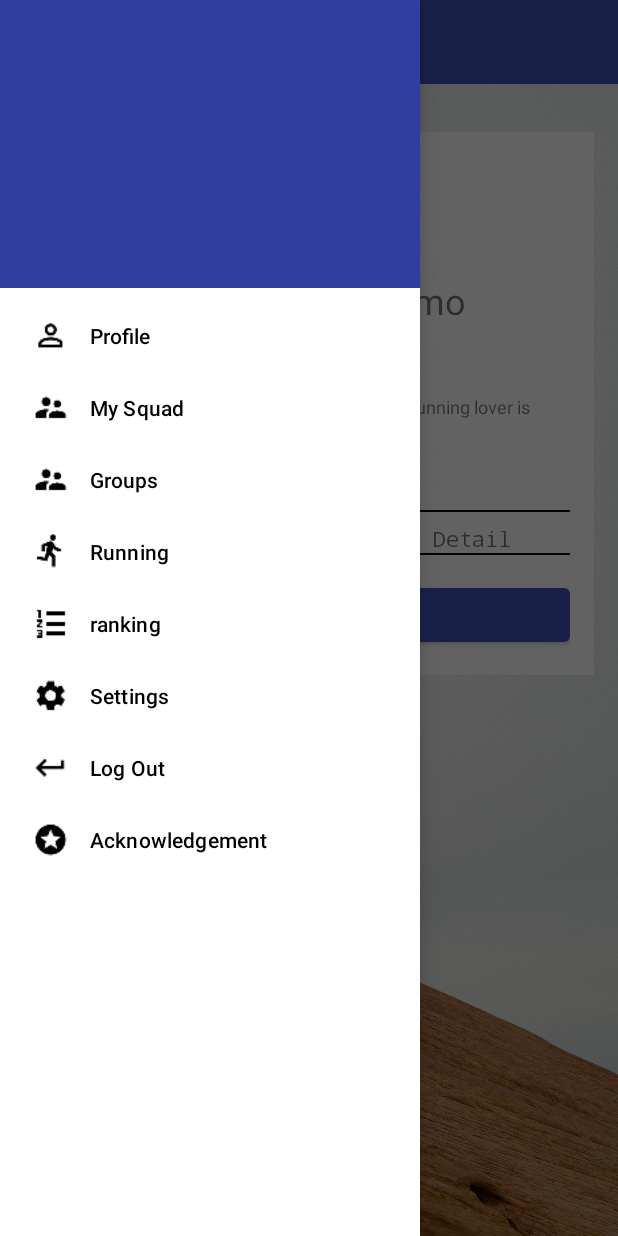
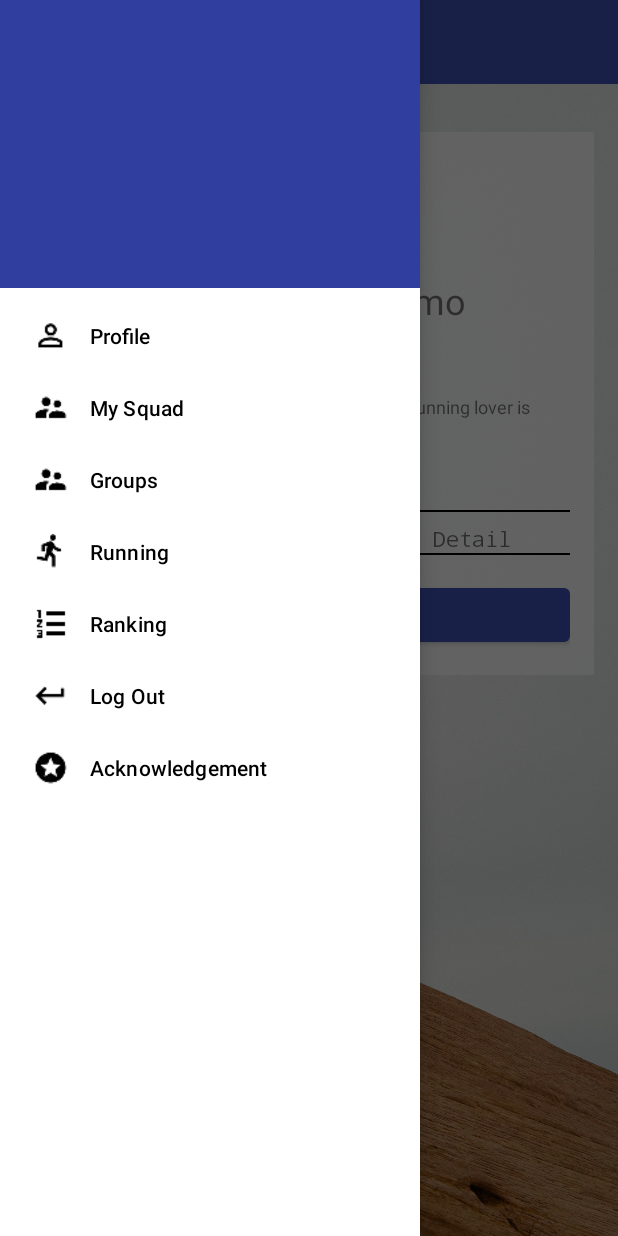
Before and after one commit to DanielZhangLing/RunningSquad, an Android app: the GroupInfoActivity screen opened directly, with no data from a screen before it, with the side drawer open, on a phone screen of 412 x 824 dp. Run offline under Robolectric (Android 15) with nearby library versions, the phone set to English and light mode, and no system bars; our stand-ins replace Firebase (no records; nobody signed in at launch, a user with empty details on screens opened directly); Roboto replaces fonts that are not available here; 7 statements that could not run were skipped.

Commit message:
bug fix. initially show ranking from boston

```diff
--- a/app/src/main/java/neu/edu/runningsquad/GroupInfoActivity.java
+++ b/app/src/main/java/neu/edu/runningsquad/GroupInfoActivity.java
@@ -81,7 +81,7 @@ public class GroupInfoActivity extends MainActivity {
 
     private void initMemberData() {
         try {
-            mReference.child("users").addListenerForSingleValueEvent(new ValueEventListener() {
+            mReference.child("users").orderByChild("star").addListenerForSingleValueEvent(new ValueEventListener() {
                 @Override
                 public void onDataChange(DataSnapshot dataSnapshot) {
                     for (DataSnapshot child : dataSnapshot.getChildren()) {
--- a/app/src/main/java/neu/edu/runningsquad/util/GroupRankingAdapter.java
+++ b/app/src/main/java/neu/edu/runningsquad/util/GroupRankingAdapter.java
@@ -12,7 +12,6 @@ import java.util.List;
 
 import neu.edu.runningsquad.GroupInfoActivity;
 import neu.edu.runningsquad.R;
-import neu.edu.runningsquad.ScoreBoardActivity;
 import neu.edu.runningsquad.model.Squad;
 
 public class GroupRankingAdapter extends ArrayAdapter<Squad> {
@@ -35,16 +34,17 @@ public class GroupRankingAdapter extends ArrayAdapter<Squad> {
         name.setOnClickListener(new View.OnClickListener() {
             @Override
             public void onClick(View view) {
-                TextView textView= (TextView)view;
+                TextView textView = (TextView) view;
                 Sessions.saveTempInfo("", textView.getText().toString(), getContext());
                 Intent intent = new Intent(getContext(), GroupInfoActivity.class);
                 getContext().startActivity(intent);
             }
         });
+        TextView rank = convertView.findViewById(R.id.score_group_rank);
+        rank.setText(Integer.toString(position + 1));
 
         TextView number = convertView.findViewById(R.id.score_group_member_num);
         number.setText(squad.getNumber() + " members");
-
 
 
         TextView points = convertView.findViewById(R.id.score_group_member_stars);
--- a/app/src/main/res/menu/drawer_view.xml
+++ b/app/src/main/res/menu/drawer_view.xml
@@ -21,11 +21,7 @@
         <item
             android:id="@+id/nav_ranking"
             android:icon="@drawable/baseline_format_list_numbered_black_18"
-            android:title="ranking" />
-        <item
-            android:id="@+id/nav_manage"
-            android:icon="@drawable/baseline_settings_black_18"
-            android:title="Settings" />
+            android:title="Ranking" />
         <item
             android:id="@+id/nav_logout"
             android:icon="@drawable/baseline_keyboard_return_black_18"
```
Also changed, not shown: app/src/main/java/neu/edu/runningsquad/MainActivity.java (+0 -7 lines), app/src/main/java/neu/edu/runningsquad/RunningActivity.java (+1 -7 lines), app/src/main/java/neu/edu/runningsquad/ScoreBoardActivity.java (+5 -13 lines).
